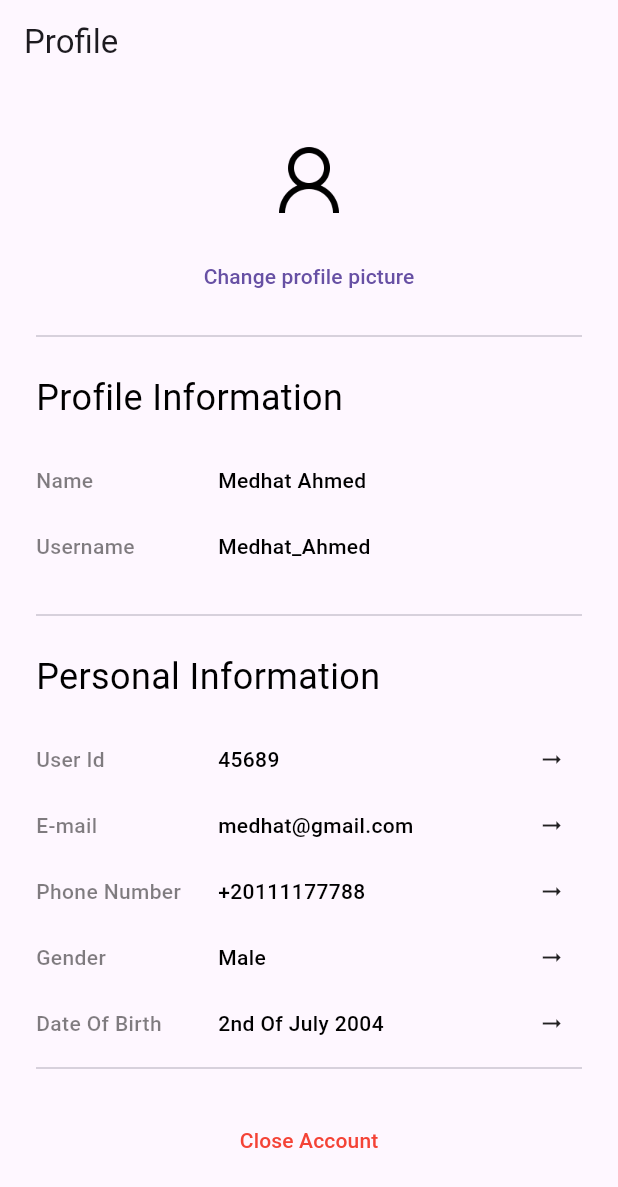
After one commit to Medhatahmedabdelkarim/E-commerce-app, a Flutter app: the ProfileScreen screen opened directly, on a phone screen of 412 x 824 dp. The commit adds this screen. Shown: the top 1187 px of the screen. Run offline on Flutter 3.47's test engine with Material 3 defaults, Android fonts, the phone set to English and light mode, and no system bars; our stand-ins replace bloc, flutter_bloc, flutter_rating_bar, get, get_it, google_nav_bar and 1 more; accounts and stored records are empty.

Commit message:
added profile scree.

```diff
--- a/lib/cart/bloc/cart_bloc.dart
+++ b/lib/cart/bloc/cart_bloc.dart
@@ -42,6 +42,11 @@ class CartBloc extends Bloc<CartEvent, CartState> {
     emit(CartState(updatedCart));
     await LocalStorage.saveCart(updatedCart);
   }
+  double totalPrice(){
+    return state.items
+        .fold<double>(
+        0, (a, b) => a + b.price*b.count);
+  }
 
   void _initializeCart() async {
     final savedCart = await LocalStorage.loadCart();
--- a/lib/cart/presentation/screens/cart_screen.dart
+++ b/lib/cart/presentation/screens/cart_screen.dart
@@ -18,14 +18,11 @@ class CartScreen extends StatelessWidget {
           ),body: Center(child: Text('Cart is empty')));
         }
         else {
-          double sum = state.items
-              .fold<double>(
-              0, (a, b) => a + b.price*b.count);
+          double sum = cartItemsBloc.totalPrice();
           return
             Scaffold(
               appBar: AppBar(
                 title: Text('Shopping Cart'),
-                leading: BackButton(),
               ),
               body: cartItemCard(state, cartItemsBloc),
               bottomNavigationBar: Padding(
--- /dev/null
+++ b/lib/common_ui/Widgets/circular_image.dart
@@ -0,0 +1,31 @@
+import 'package:flutter/material.dart';
+
+class CircularImage extends StatelessWidget {
+  const CircularImage({
+    super.key, this.width=56, this.height=56, required this.image,  this.applyImageRadius=true, this.fit=BoxFit.cover, this.padding=8,    this.backgroundColor,
+  });
+  final double width,height;
+  final String image;
+  final bool applyImageRadius;
+  final Color? backgroundColor;
+  final BoxFit fit;
+  final double padding;
+
+  @override
+  Widget build(BuildContext context) {
+    return  Container(
+      width: width,
+      height: height,
+      padding: EdgeInsets.all(padding),
+      decoration:BoxDecoration(
+          color: backgroundColor,
+          borderRadius:BorderRadius.circular(16)
+      ),
+
+      child: Center(child: Image(
+        fit: fit,
+        image:AssetImage(image)),
+    ));
+
+  }
+}
--- a/lib/main.dart
+++ b/lib/main.dart
@@ -5,7 +5,7 @@ import 'package:flutter/material.dart';
 import 'package:flutter_bloc/flutter_bloc.dart';
 import 'package:get/get_navigation/src/root/get_material_app.dart';
 
-import 'navigation/navigation_bloc.dart';
+import 'navigation/Bloc/navigation_bloc.dart';
 
 void main() async {
   di.ServiceLocator();
--- a/lib/common_ui/Widgets/navigation_menu.dart
+++ b/lib/navigation/presentation/screens/navigation_menu.dart
@@ -1,4 +1,5 @@
 import 'package:demo_app/cart/presentation/screens/cart_screen.dart';
+import 'package:demo_app/profile/presentation/screens/profile_screen.dart';
 import 'package:demo_app/splash_screen/presentation/screens/splash_screen.dart';
 import 'package:flutter/material.dart';
 import 'package:flutter_bloc/flutter_bloc.dart';
@@ -9,16 +10,16 @@ import 'package:get/get_rx/src/rx_types/rx_types.dart';
 import 'package:get/get_state_manager/src/simple/get_controllers.dart';
 import 'package:google_nav_bar/google_nav_bar.dart';
 
-import '../../cart/bloc/cart_bloc.dart';
-import '../../home/presentation/screens/home_screen.dart';
-import '../../navigation/navigation_bloc.dart';
+import '../../../cart/bloc/cart_bloc.dart';
+import '../../../home/presentation/screens/home_screen.dart';
+import '../../Bloc/navigation_bloc.dart';
 
 class NavigationMenu extends StatelessWidget {
   NavigationMenu({super.key});
   @override
   Widget build(BuildContext context) {
     final NavigationBlocs = context.read<NavigationBloc>();
-    final screens=[HomeScreen(),CartScreen()];
+    final screens=[HomeScreen(),CartScreen(),ProfileScreen()];
     return BlocBuilder<NavigationBloc, NavigationState>(
       builder: (context, state) {
         return Scaffold(
@@ -35,9 +36,10 @@ class NavigationMenu extends StatelessWidget {
                   padding: EdgeInsets.all(16),
                   gap: 8,
                   tabs: [
-                    GButton(icon: Icons.home, text: 'home',),
-                    GButton(icon: Icons.shopping_cart, text: 'cart',),
-                    GButton(icon: Icons.favorite_border, text: 'favorite',),
+                    GButton(icon: Icons.home, text: 'Home',),
+                    GButton(icon: Icons.shopping_cart, text: 'Cart',),
+                    GButton(icon: Icons.person, text: 'Profile',),
+                    GButton(icon: Icons.favorite, text: 'Favorite',),
 
                   ]),
             ),
--- /dev/null
+++ b/lib/profile/presentation/screens/profile_screen.dart
@@ -0,0 +1,116 @@
+import 'package:flutter/material.dart';
+
+import '../../../common_ui/Widgets/circular_image.dart';
+import '../widgets/profile_menu.dart';
+
+class ProfileScreen extends StatelessWidget {
+  const ProfileScreen({super.key});
+
+  @override
+  Widget build(BuildContext context) {
+    return Scaffold(
+      appBar: AppBar(title: Text('Profile')),
+      body: SingleChildScrollView(
+        padding: EdgeInsets.all(24),
+        child: Column(
+          children: [
+            SizedBox(
+              width: double.infinity,
+              child: Column(
+                children: [
+                  CircularImage(
+                    image: "assets/Images/UserIcon.png",
+                    width: 80,
+                    height: 80,
+                  ),
+                  TextButton(
+                    onPressed: () {},
+                    child: Text('Change profile picture'),
+                  ),
+                ],
+              ),
+            ),
+            SizedBox(height: 8),
+            Divider(),
+            SizedBox(height: 16),
+            Align(
+              alignment: Alignment.topLeft,
+              child: Text(
+                'Profile Information',
+                style: TextStyle(
+                  fontSize: 24,
+                  fontWeight: FontWeight.w400,
+                  color: Colors.black,
+                ),
+              ),
+            ),
+            SizedBox(height: 16),
+            ProfileMenu(title: 'Name', value: 'Medhat Ahmed', onPressed: () {}),
+            ProfileMenu(
+              title: 'Username',
+              value: 'Medhat_Ahmed',
+              onPressed: () {},
+            ),
+            SizedBox(height: 16),
+            Divider(),
+            SizedBox(height: 16),
+            Align(
+              alignment: Alignment.topLeft,
+              child: Text(
+                'Personal Information',
+                style: TextStyle(
+                  fontSize: 24,
+                  fontWeight: FontWeight.w400,
+                  color: Colors.black,
+                ),
+              ),
+            ),
+            SizedBox(height: 16),
+            ProfileMenu(
+              title: 'User Id',
+              value: '45689',
+              onPressed: () {},
+              icon: Icons.arrow_right_alt,
+            ),
+            ProfileMenu(
+              title: 'E-mail',
+              value: 'medhat@gmail.com',
+              onPressed: () {},
+              icon: Icons.arrow_right_alt,
+            ),
+            ProfileMenu(
+              title: 'Phone Number',
+              value: '+20111177788',
+              onPressed: () {},
+              icon: Icons.arrow_right_alt,
+            ),
+            ProfileMenu(
+              title: 'Gender',
+              value: 'Male',
+              onPressed: () {},
+              icon: Icons.arrow_right_alt,
+            ),
+            ProfileMenu(
+              title: 'Date Of Birth',
+              value: '2nd Of July 2004',
+              onPressed: () {},
+              icon: Icons.arrow_right_alt,
+            ),
+            Divider(),
+            SizedBox(height: 16),
+
+            Center(
+              child: TextButton(
+                onPressed: () {},
+                child: Text(
+                  'Close Account',
+                  style: TextStyle(color: Colors.red),
+                ),
+              ),
+            ),
+          ],
+        ),
+      ),
+    );
+  }
+}
--- /dev/null
+++ b/lib/profile/presentation/widgets/profile_menu.dart
@@ -0,0 +1,31 @@
+import 'package:flutter/material.dart';
+
+
+class ProfileMenu extends StatelessWidget {
+  const ProfileMenu({
+    super.key,  this.icon, required this.onPressed, required this.title, required this.value,
+  });
+  final IconData? icon;
+  final VoidCallback onPressed;
+  final String title,value;
+
+
+  @override
+  Widget build(BuildContext context) {
+    return GestureDetector(
+      onTap: onPressed,
+      child: Padding(
+        padding: EdgeInsets.symmetric(vertical: 12),
+        child: Row(
+          children: [
+            Expanded(flex:3,child: Text(title,style: TextStyle(fontSize: 14,fontWeight: FontWeight.w500,color: Colors.black.withValues(alpha: 0.5)),)),
+            Expanded(flex:5,child:Text(value,style: TextStyle(fontSize: 14,fontWeight: FontWeight.w500,color: Colors.black,)) ),
+            Expanded(child: Icon(icon,size: 18,),),
+
+
+          ],
+        ),
+      ),
+    );
+  }
+}
--- a/lib/splash_screen/presentation/controller/splash_controller.dart
+++ b/lib/splash_screen/presentation/controller/splash_controller.dart
@@ -1,4 +1,4 @@
-import 'package:demo_app/common_ui/Widgets/navigation_menu.dart';
+import 'package:demo_app/navigation/presentation/screens/navigation_menu.dart';
 
 import '../../../home/presentation/screens/home_screen.dart';
 import 'package:get/get.dart';
--- a/pubspec.yaml
+++ b/pubspec.yaml
@@ -77,6 +77,7 @@ flutter:
      - assets/Images/self-care.png
      - assets/Images/sports.png
      - assets/Images/Formula1.png
+     - assets/Images/UserIcon.png
 
 
   # An image asset can refer to one or more resolution-specific "variants", see
```
Also changed, not shown: assets/Images/UserIcon.png (added), lib/navigation/Bloc/navigation_bloc.dart (renamed from lib/navigation/navigation_bloc.dart), lib/navigation/Bloc/navigation_event.dart (renamed from lib/navigation/navigation_event.dart), lib/navigation/Bloc/navigation_state.dart (renamed from lib/navigation/navigation_state.dart).
